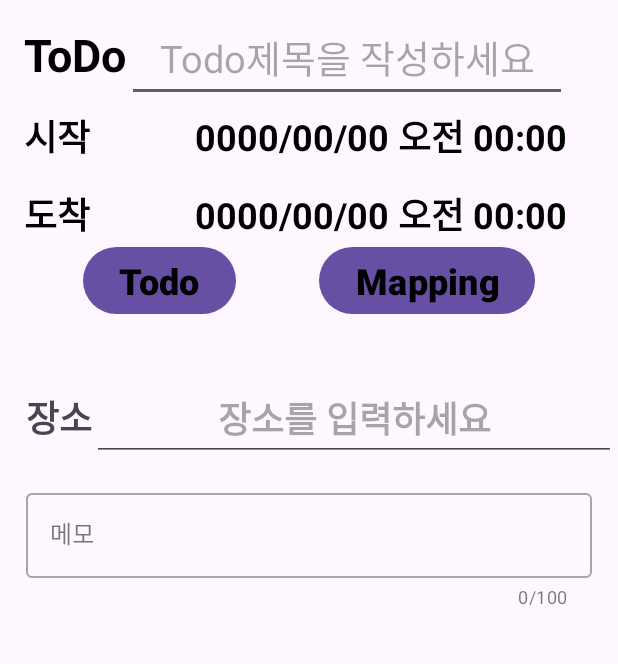
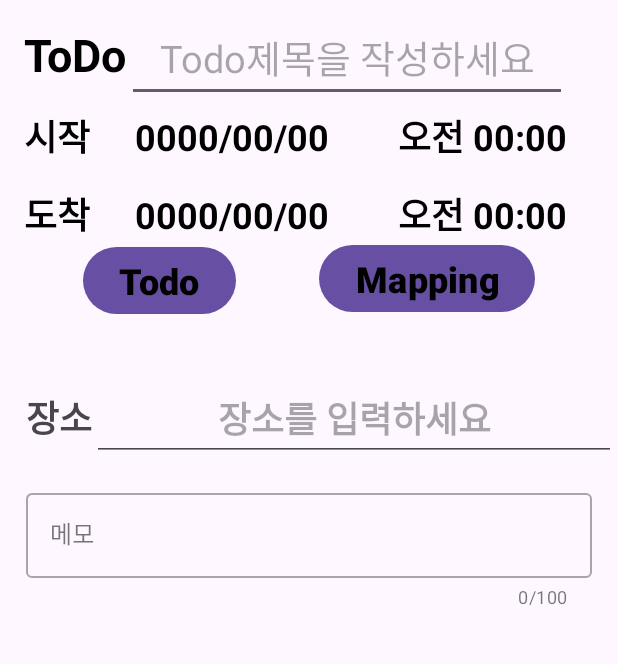
Before and after one commit to SeoulTech-IISE-CapstoneDesign2023/Project, an Android app: the CreateActivity screen opened directly, with no data from a screen before it, on a phone screen of 412 x 824 dp, the part 96-760 px from its top. Run offline under Robolectric (Android 15) with nearby library versions, the phone set to English and light mode, and no system bars.

Commit message:
Add files via upload

```diff
--- a/app/src/main/res/layout/activity_create.xml
+++ b/app/src/main/res/layout/activity_create.xml
@@ -60,12 +60,25 @@
         android:layout_width="0dp"
         android:layout_height="wrap_content"
         android:gravity="end"
-        android:text="0000/00/00 오전 00:00"
+        android:text="0000/00/00"
         android:textSize="24sp"
         app:layout_constraintBaseline_toBaselineOf="@+id/startDateTextView"
-        app:layout_constraintEnd_toEndOf="@+id/editTodoText"
+        app:layout_constraintEnd_toStartOf="@+id/startTimeValueTextView"
         app:layout_constraintStart_toEndOf="@+id/startDateTextView"
         app:layout_constraintTop_toBottomOf="@+id/editTodoText" />
+
+    <TextView
+        android:id="@+id/startTimeValueTextView"
+        style="@style/Title"
+        android:layout_width="0dp"
+        android:layout_height="wrap_content"
+        android:gravity="end"
+        android:text="오전 00:00"
+        android:textSize="24sp"
+        app:layout_constraintStart_toEndOf="@+id/startDateValueTextView"
+        app:layout_constraintBaseline_toBaselineOf="@+id/startDateValueTextView"
+        app:layout_constraintEnd_toEndOf="@+id/editTodoText"
+        />
 
     <TextView
         android:id="@+id/arriveDateTextView"
@@ -83,12 +96,25 @@
         android:layout_width="0dp"
         android:layout_height="wrap_content"
         android:gravity="end"
-        android:text="0000/00/00 오전 00:00"
+        android:text="0000/00/00"
         android:textSize="24sp"
         app:layout_constraintBaseline_toBaselineOf="@+id/arriveDateTextView"
         app:layout_constraintEnd_toEndOf="@+id/startDateValueTextView"
         app:layout_constraintStart_toEndOf="@+id/arriveDateTextView"
         app:layout_constraintTop_toBottomOf="@+id/startDateValueTextView" />
+
+    <TextView
+        android:id="@+id/arriveTimeValueTextView"
+        style="@style/Title"
+        android:layout_width="0dp"
+        android:layout_height="wrap_content"
+        android:gravity="end"
+        android:text="오전 00:00"
+        android:textSize="24sp"
+        app:layout_constraintEnd_toEndOf="@+id/startTimeValueTextView"
+        app:layout_constraintBaseline_toBaselineOf="@+id/arriveDateValueTextView"
+        app:layout_constraintStart_toEndOf="@+id/arriveDateValueTextView"
+         />
 
     <Button
         android:id="@+id/goTodoButton"
```
Also changed, not shown: app/src/main/java/com/example/capston/CalendarFragment.kt (+22 -10 lines), app/src/main/java/com/example/capston/CreateActivity.kt (+31 -16 lines), app/src/main/java/com/example/capston/EditFragment/EditTodoFragment.kt (+5 -17 lines), app/src/main/res/layout/fragment_calendar.xml (+10 -8 lines), app/src/main/AndroidManifest.xml (line endings or trailing spaces), app/src/main/res/menu/create_menu.xml (line endings or trailing spaces), app/src/main/res/menu/menu_item.xml (line endings or trailing spaces), app/src/main/res/values/arrays.xml (line endings or trailing spaces), app/src/main/res/values/styles.xml (line endings or trailing spaces), gradle/wrapper/gradle-wrapper.properties, 1 other file.
